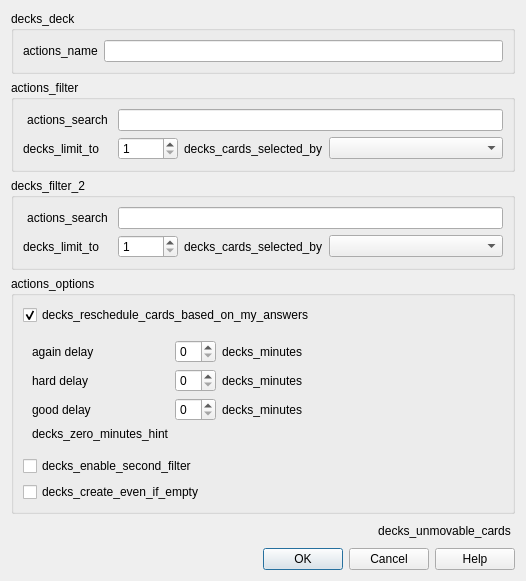
The window that qt/aqt/forms/filtered_deck.ui (ankitects/anki) describes before a commit, drawn with Qt 5.
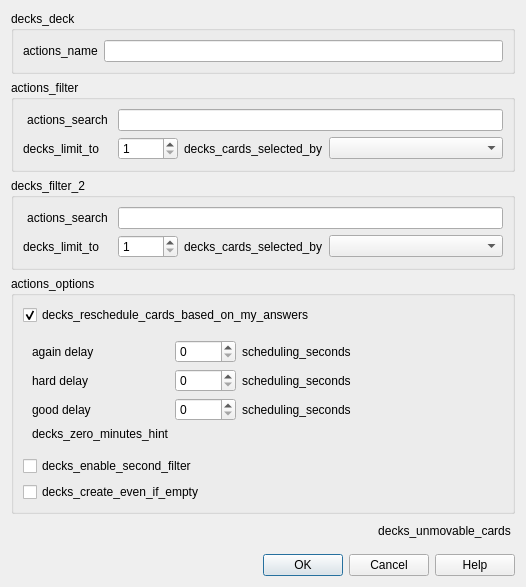
The same window after the commit.

Commit message:
Use seconds instead of minutes for preview delay
Since this is not compatible with older clients, preview_delay has been
brought back so the configured value will still sync.

Patch:
```diff
--- a/qt/aqt/forms/filtered_deck.ui
+++ b/qt/aqt/forms/filtered_deck.ui
@@ -7,7 +7,7 @@
     <x>0</x>
     <y>0</y>
     <width>526</width>
-    <height>567</height>
+    <height>587</height>
    </rect>
   </property>
   <property name="windowTitle">
@@ -209,10 +209,18 @@
           </widget>
          </item>
          <item row="0" column="2">
-          <widget class="QSpinBox" name="preview_again"/>
+          <widget class="QSpinBox" name="preview_again">
+           <property name="maximum">
+            <number>99999</number>
+           </property>
+          </widget>
          </item>
          <item row="2" column="2">
-          <widget class="QSpinBox" name="preview_hard"/>
+          <widget class="QSpinBox" name="preview_hard">
+           <property name="maximum">
+            <number>99999</number>
+           </property>
+          </widget>
          </item>
          <item row="0" column="0" colspan="2">
           <widget class="QLabel" name="again_delay_label">
@@ -222,19 +230,23 @@
           </widget>
          </item>
          <item row="3" column="2">
-          <widget class="QSpinBox" name="preview_good"/>
+          <widget class="QSpinBox" name="preview_good">
+           <property name="maximum">
+            <number>99999</number>
+           </property>
+          </widget>
          </item>
          <item row="0" column="3">
           <widget class="QLabel" name="label_13">
            <property name="text">
-            <string>decks_minutes</string>
+            <string>scheduling_seconds</string>
            </property>
           </widget>
          </item>
          <item row="3" column="3" colspan="2">
           <widget class="QLabel" name="label_9">
            <property name="text">
-            <string>decks_minutes</string>
+            <string>scheduling_seconds</string>
            </property>
           </widget>
          </item>
@@ -248,7 +260,7 @@
          <item row="2" column="3">
           <widget class="QLabel" name="label_8">
            <property name="text">
-            <string>decks_minutes</string>
+            <string>scheduling_seconds</string>
            </property>
           </widget>
          </item>
```
Left out of the diff: 2 changed lines with no effect on the pictures. The commit also changes 8 other files.
